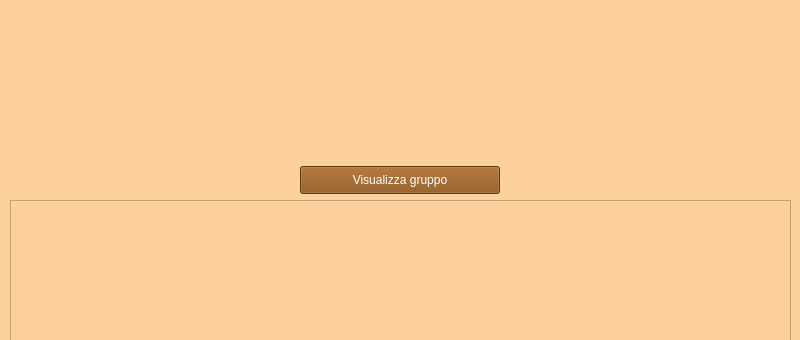
The window that GruppoClienti/view/lista_gruppo_clienti.ui (ManuelMarrone/GestioneBowling) describes before a commit, drawn with Qt 5; both pictures show x 0 to 800 and y 0 to 340 of the 800 by 750 pixel window.
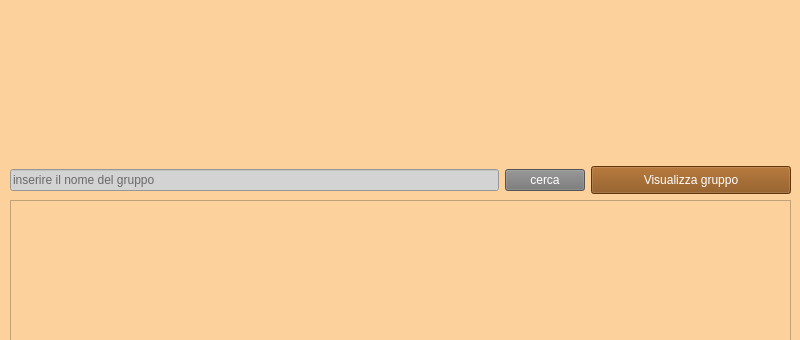
The same window after the commit. Icons and pictures are not drawn.

Commit message: Correzione dell'errore sulla libreria schedule e inserimento del criterio ricerca gruppo

Patch:
```diff
--- a/GruppoClienti/view/lista_gruppo_clienti.ui
+++ b/GruppoClienti/view/lista_gruppo_clienti.ui
@@ -77,6 +77,39 @@
            <layout class="QVBoxLayout" name="verticalLayout_9">
             <item>
              <layout class="QHBoxLayout" name="horizontalLayout_11">
+              <item>
+               <layout class="QHBoxLayout" name="horizontalLayout_3">
+                <item>
+                 <widget class="QLineEdit" name="ricercaText">
+                  <property name="styleSheet">
+                   <string notr="true">background: lightgrey</string>
+                  </property>
+                  <property name="inputMask">
+                   <string/>
+                  </property>
+                  <property name="text">
+                   <string/>
+                  </property>
+                  <property name="frame">
+                   <bool>true</bool>
+                  </property>
+                  <property name="placeholderText">
+                   <string>inserire il nome del gruppo</string>
+                  </property>
+                 </widget>
+                </item>
+                <item>
+                 <widget class="QPushButton" name="cercaButton">
+                  <property name="styleSheet">
+                   <string notr="true">color: white;  background-color: #757575</string>
+                  </property>
+                  <property name="text">
+                   <string>cerca</string>
+                  </property>
+                 </widget>
+                </item>
+               </layout>
+              </item>
               <item>
                <widget class="QPushButton" name="visualizzaGruppo">
                 <property name="minimumSize">
```
The commit also changes 3 other files.
